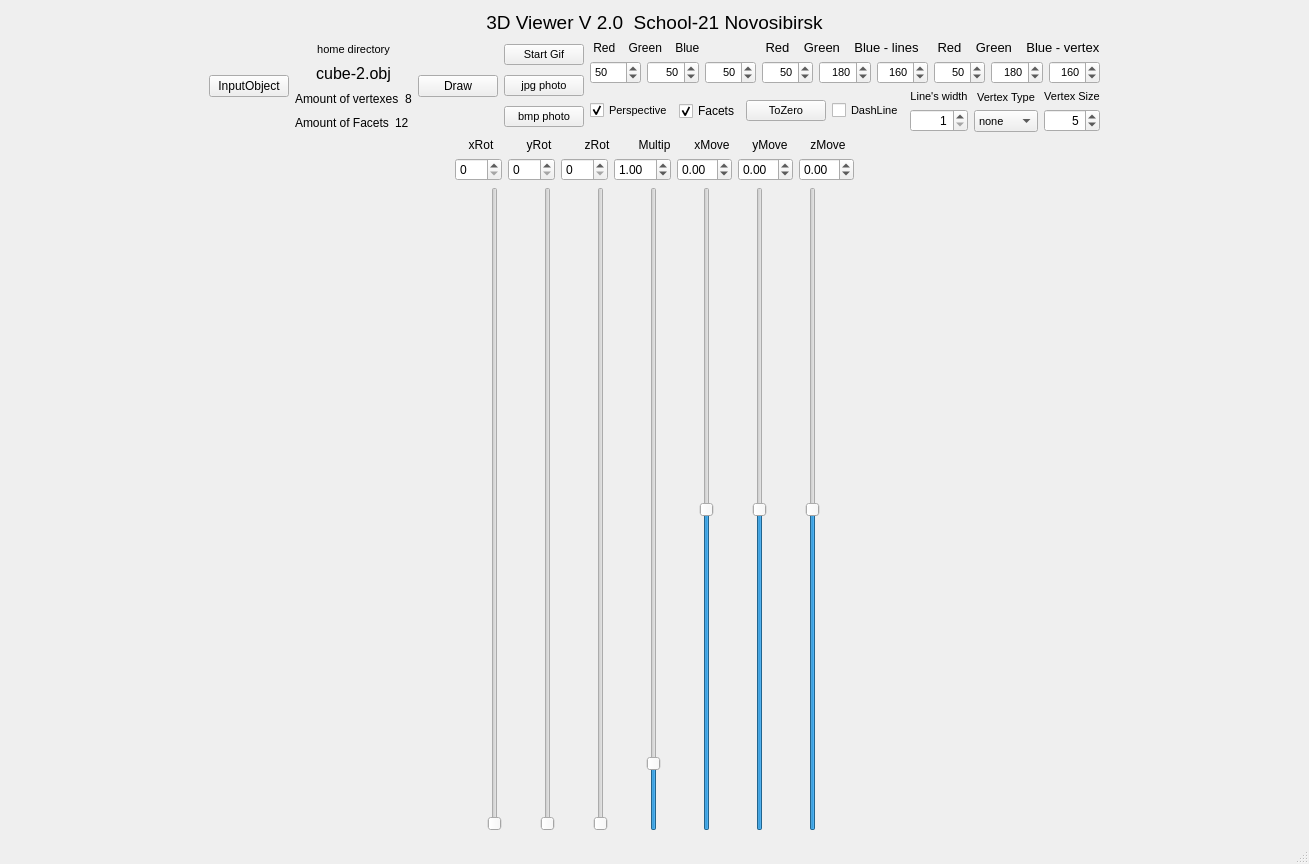
Above: src-stage-5/s21_3DViewer_V2_App/s21_3DViewer_V2/mainwindow.ui from IvanTsibin/3d-viewer-v21 before the change. Below: the same form after it.
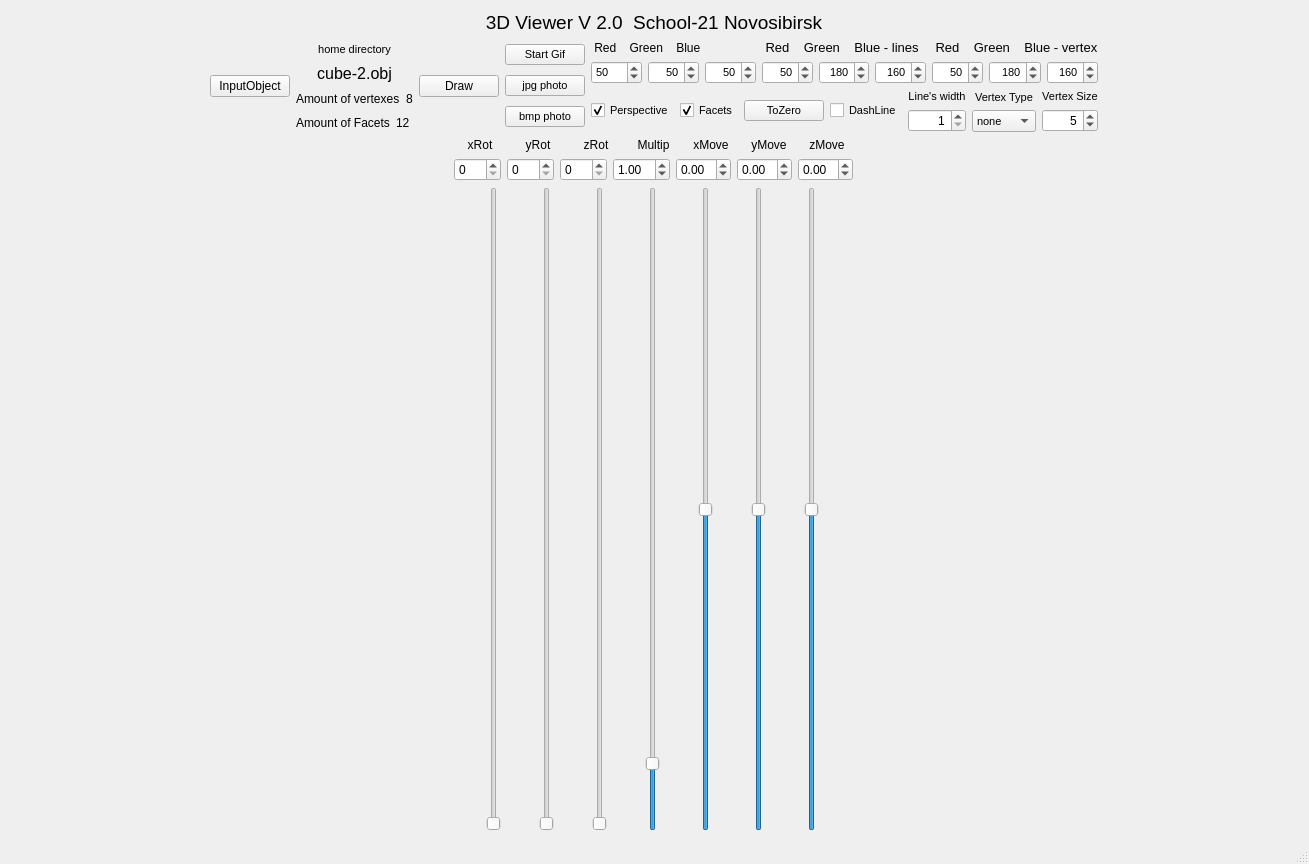
That is the form after the change.

Commit message: rezied font on the front

What changed in the file:
```diff
--- a/src-stage-5/s21_3DViewer_V2_App/s21_3DViewer_V2/mainwindow.ui
+++ b/src-stage-5/s21_3DViewer_V2_App/s21_3DViewer_V2/mainwindow.ui
@@ -438,6 +438,11 @@
                 </item>
                 <item>
                  <widget class="QCheckBox" name="CBFacets">
+                  <property name="font">
+                   <font>
+                    <pointsize>8</pointsize>
+                   </font>
+                  </property>
                   <property name="text">
                    <string>Facets</string>
                   </property>
```
The commit also changes 19 other files.
